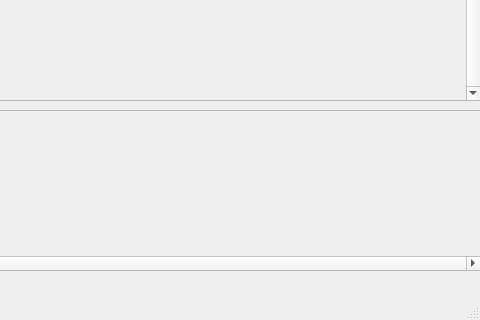
First picture: the form in src/mainwindow.ui, repository Nickswoboda/HEPBuilder, before the edit; both pictures show x 800 to 1280 and y 400 to 720 of the 1280 by 720 pixel window.
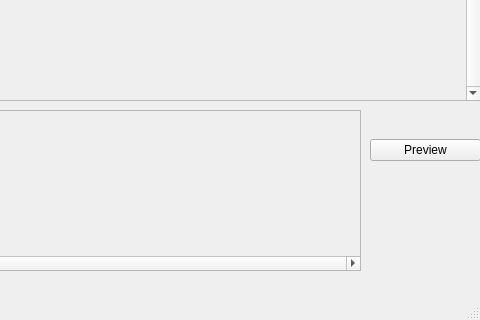
Second picture: the form after the edit.

Commit message:
Implement bare preview window
Added basic preview window class where the routine will be previewed
before printing.

What changed in the file:
```diff
--- a/src/mainwindow.ui
+++ b/src/mainwindow.ui
@@ -48,7 +48,7 @@
      <rect>
       <x>160</x>
       <y>510</y>
-      <width>1121</width>
+      <width>1001</width>
       <height>161</height>
      </rect>
     </property>
@@ -63,12 +63,31 @@
       <rect>
        <x>0</x>
        <y>0</y>
-       <width>1119</width>
+       <width>999</width>
        <height>142</height>
       </rect>
      </property>
     </widget>
    </widget>
+   <widget class="QWidget" name="verticalLayoutWidget">
+    <property name="geometry">
+     <rect>
+      <x>1170</x>
+      <y>510</y>
+      <width>111</width>
+      <height>80</height>
+     </rect>
+    </property>
+    <layout class="QVBoxLayout" name="button_area">
+     <item>
+      <widget class="QPushButton" name="preview_button">
+       <property name="text">
+        <string>Preview</string>
+       </property>
+      </widget>
+     </item>
+    </layout>
+   </widget>
   </widget>
   <widget class="QMenuBar" name="menubar">
    <property name="geometry">
```
The commit also changes 7 other files.
